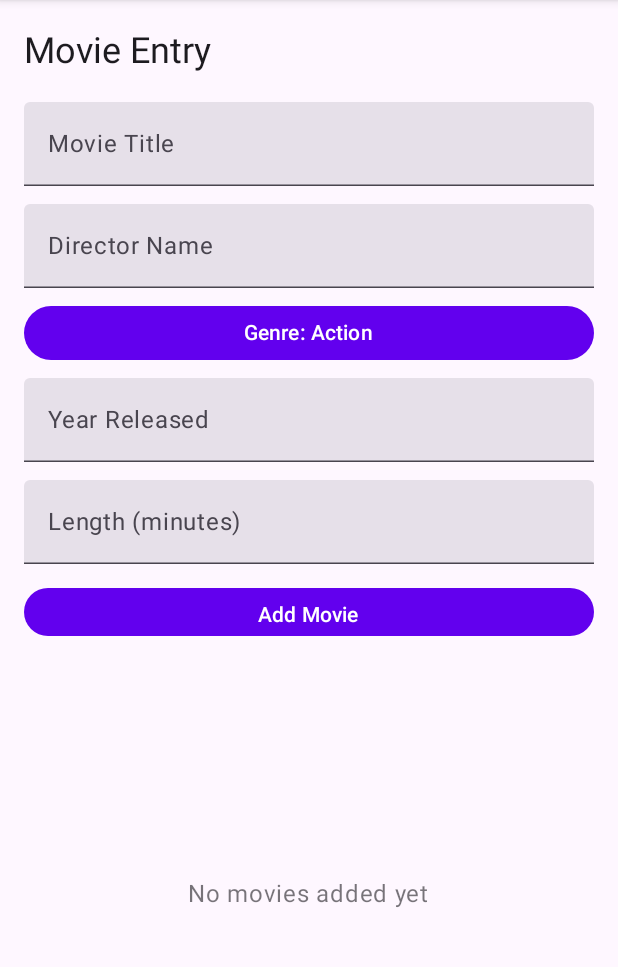
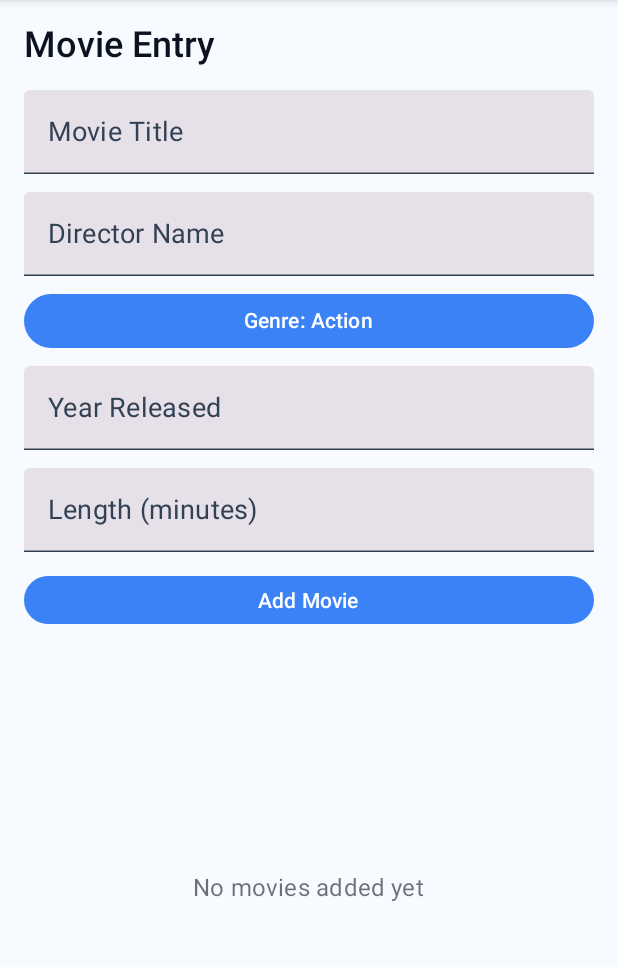
Before and after one commit to Hans-Randy/MyMovieApp, an Android app built with Jetpack Compose: the screen it shows after launch (MovieEntryActivity), after a tap on "Start", on a phone screen of 412 x 824 dp, the part 84-1051 px from its top. Run offline under Robolectric (Android 15) with nearby library versions, the phone set to English and light mode, and no system bars.

Commit message:
Fixe Issues

```diff
--- a/app/src/main/kotlin/com/example/mymovieapp/ui/theme/Theme.kt
+++ b/app/src/main/kotlin/com/example/mymovieapp/ui/theme/Theme.kt
@@ -6,17 +6,110 @@ import androidx.compose.material3.darkColorScheme
 import androidx.compose.material3.lightColorScheme
 import androidx.compose.runtime.Composable
 import androidx.compose.ui.graphics.Color
+import androidx.compose.material3.Typography
+import androidx.compose.ui.text.TextStyle
+import androidx.compose.ui.text.font.FontFamily
+import androidx.compose.ui.text.font.FontWeight
+import androidx.compose.ui.unit.sp
 
+// App color palette — tuned for a clean, modern movie vibe
 private val DarkColorScheme = darkColorScheme(
-    primary = Color(0xFFBB86FC),
-    secondary = Color(0xFF03DAC6),
-    tertiary = Color(0xFF03DAC6)
+    primary = Color(0xFF60A5FA),          // Blue-400
+    onPrimary = Color(0xFF0B1220),
+    primaryContainer = Color(0xFF1F2A44),
+    onPrimaryContainer = Color(0xFFE6F0FF),
+
+    secondary = Color(0xFF34D399),        // Emerald-400
+    onSecondary = Color(0xFF062016),
+    secondaryContainer = Color(0xFF123D2C),
+    onSecondaryContainer = Color(0xFFE9FFF6),
+
+    tertiary = Color(0xFFF59E0B),         // Amber-500
+    onTertiary = Color(0xFF221700),
+    tertiaryContainer = Color(0xFF3D2B00),
+    onTertiaryContainer = Color(0xFFFFF3E0),
+
+    background = Color(0xFF0B1220),       // Near-navy dark
+    onBackground = Color(0xFFE6ECF7),
+    surface = Color(0xFF111A2E),
+    onSurface = Color(0xFFE2E8F0),
+    surfaceVariant = Color(0xFF1A2542),
+    onSurfaceVariant = Color(0xFFB8C4D9),
+
+    error = Color(0xFFF87171),
+    onError = Color(0xFF3B0A0A)
 )
 
 private val LightColorScheme = lightColorScheme(
-    primary = Color(0xFF6200EE),
-    secondary = Color(0xFF03DAC6),
-    tertiary = Color(0xFF018786)
+    primary = Color(0xFF3B82F6),          // Blue-500
+    onPrimary = Color(0xFFFFFFFF),
+    primaryContainer = Color(0xFFDCEBFF),
+    onPrimaryContainer = Color(0xFF0B1220),
+
+    secondary = Color(0xFF22C55E),        // Emerald-500
+    onSecondary = Color(0xFFFFFFFF),
+    secondaryContainer = Color(0xFFDDF7EA),
+    onSecondaryContainer = Color(0xFF062016),
+
+    tertiary = Color(0xFFF59E0B),         // Amber-500
+    onTertiary = Color(0xFF1F1500),
+    tertiaryContainer = Color(0xFFFFF3C4),
+    onTertiaryContainer = Color(0xFF221700),
+
+    background = Color(0xFFF7FAFF),       // Subtle blue-tinted white
+    onBackground = Color(0xFF0B1220),
+    surface = Color(0xFFFFFFFF),
+    onSurface = Color(0xFF0F172A),
+    surfaceVariant = Color(0xFFE6ECF7),
+    onSurfaceVariant = Color(0xFF334155),
+
+    error = Color(0xFFDC2626),
+    onError = Color(0xFFFFFFFF)
+)
+
+private val AppTypography = Typography(
+    displayLarge = TextStyle(
+        fontFamily = FontFamily.Default,
+        fontWeight = FontWeight.SemiBold,
+        fontSize = 42.sp,
+        lineHeight = 48.sp,
+        letterSpacing = 0.sp
+    ),
+    headlineMedium = TextStyle(
+        fontFamily = FontFamily.Default,
+        fontWeight = FontWeight.SemiBold,
+        fontSize = 28.sp,
+        lineHeight = 34.sp,
+        letterSpacing = 0.sp
+    ),
+    titleLarge = TextStyle(
+        fontFamily = FontFamily.Default,
+        fontWeight = FontWeight.SemiBold,
+        fontSize = 22.sp,
+        lineHeight = 26.sp,
+        letterSpacing = 0.sp
+    ),
+    bodyLarge = TextStyle(
+        fontFamily = FontFamily.Default,
+        fontWeight = FontWeight.Normal,
+        fontSize = 18.sp,
+        lineHeight = 24.sp,
+        letterSpacing = 0.15.sp
+    ),
+    bodyMedium = TextStyle(
+        fontFamily = FontFamily.Default,
+        fontWeight = FontWeight.Normal,
+        fontSize = 16.sp,
+        lineHeight = 22.sp,
+        letterSpacing = 0.15.sp
+    ),
+    labelLarge = TextStyle(
+        fontFamily = FontFamily.Default,
+        fontWeight = FontWeight.Medium,
+        fontSize = 14.sp,
+        lineHeight = 18.sp,
+        letterSpacing = 0.1.sp
+    )
 )
 
 @Composable
@@ -31,7 +124,7 @@ fun MyMovieAppTheme(
 
     MaterialTheme(
         colorScheme = colorScheme,
-        typography = androidx.compose.material3.Typography(),
+        typography = AppTypography,
         content = content
     )
 }
```
